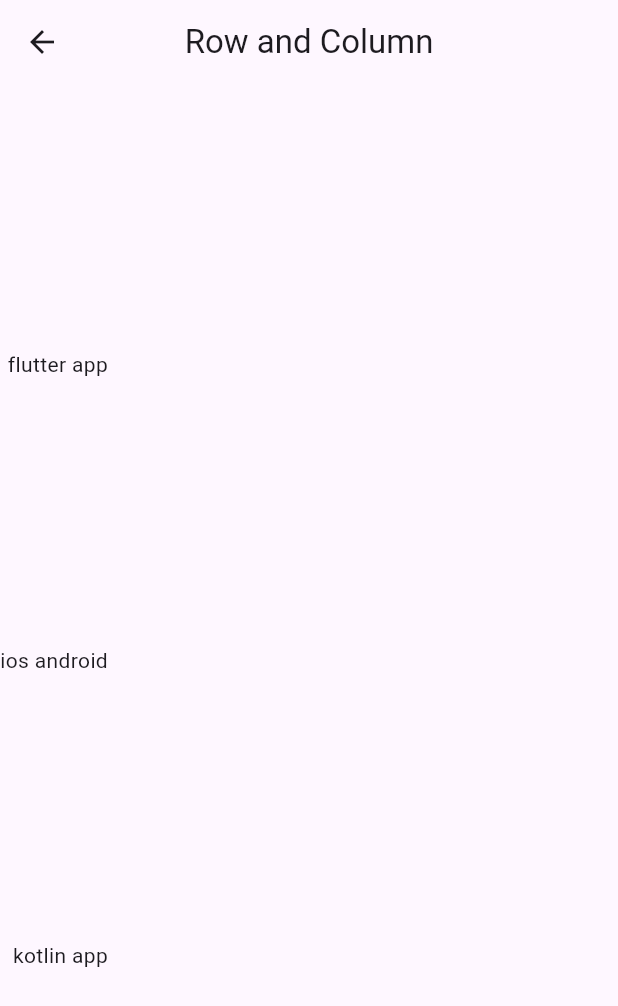
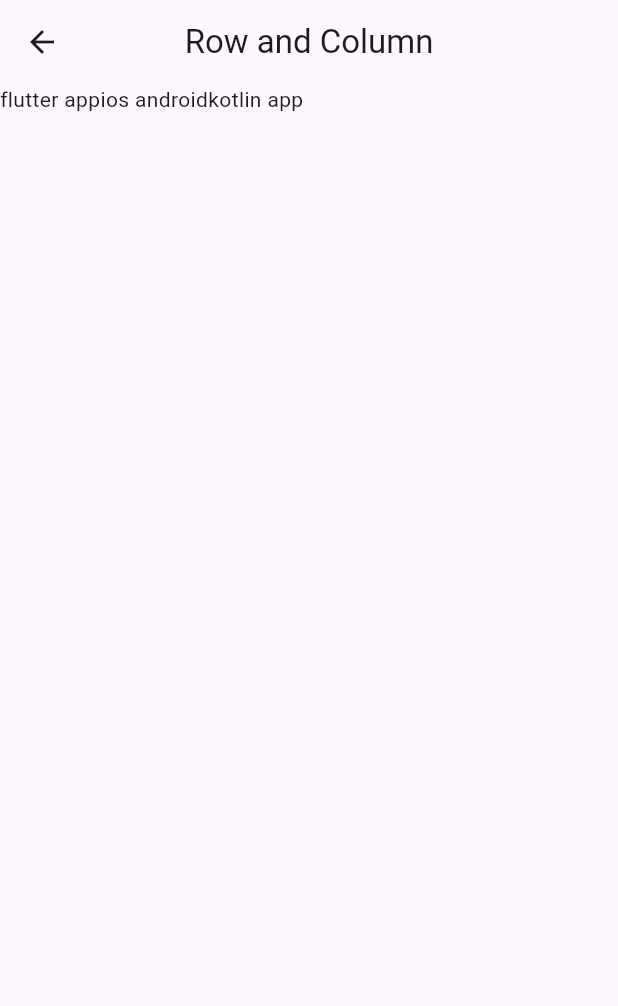
Before and after one commit to Maha6468/flutter_content_on_demand, a Flutter app: the RowColumn screen opened directly, on a phone screen of 412 x 824 dp. Shown: the top 1006 px of the screen. Run offline on Flutter 3.47's test engine with Material 3 defaults, Android fonts, the phone set to English and light mode, and no system bars.

Commit message:
Row column.

```diff
--- a/lib/class_serial/row_column_5.dart
+++ b/lib/class_serial/row_column_5.dart
@@ -11,15 +11,23 @@ class RowColumn extends StatelessWidget {
         title:Text('Row and Column'),
         centerTitle: true,
         ),
-      body:Column(
-        mainAxisAlignment: MainAxisAlignment.spaceEvenly,
-        crossAxisAlignment: CrossAxisAlignment.end,
-        children: [
-        Text('flutter app'),
-        Text('ios android'),
-        Text('kotlin app')
-      ],
-      )
+      // body:Column(
+      //   mainAxisAlignment: MainAxisAlignment.spaceEvenly,
+      //   crossAxisAlignment: CrossAxisAlignment.end,
+      //   children: [
+      //   Text('flutter app'),
+      //   Text('ios android'),
+      //   Text('kotlin app')
+      // ],
+      // )
+      body: Row(
+          children: [
+         Text('flutter app'),
+         Text('ios android'),
+         Text('kotlin app')
+         ],
+
+      ),
     );
   }
 }
```
